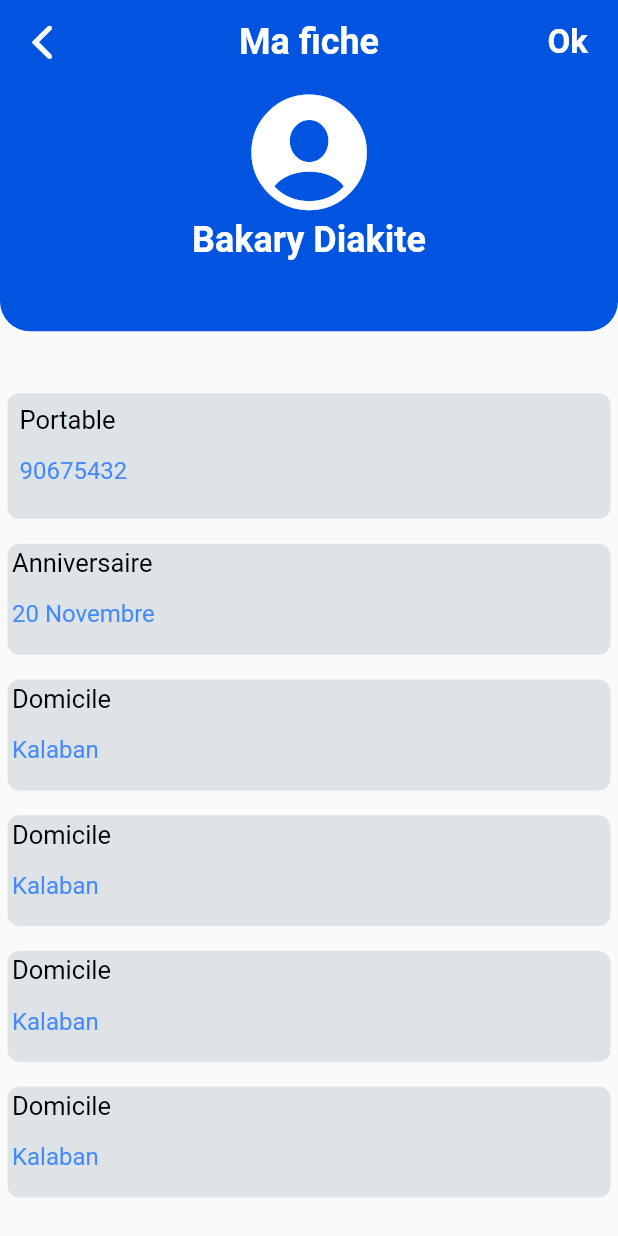
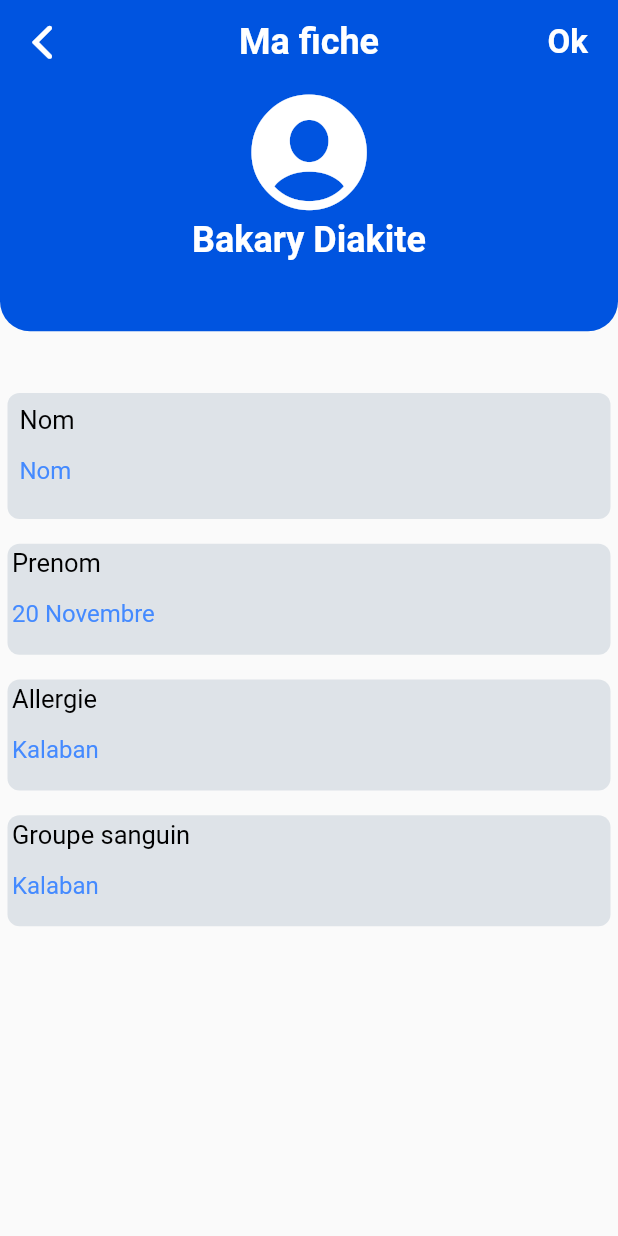
Before and after one commit to devBakary/Urgence-Frontend, a Flutter app: the MaFiche screen opened directly, on a phone screen of 412 x 824 dp. Run offline on Flutter 3.47's test engine with Material 2 defaults, Android fonts, the phone set to English and light mode, and no system bars; our stand-ins replace flutter_secure_storage, geocoding, geolocator, shared_preferences, video_player; accounts and stored records are empty; network calls fail; statements that could not run were skipped.

Commit message:
ajout de la signalisation ok en partie

```diff
--- a/lib/Modele/Entite.dart
+++ b/lib/Modele/Entite.dart
@@ -1,4 +1,3 @@
-import 'package:urgence_projet/Modele/Entite.dart';
 
 class Entite{
   final int id;
@@ -24,20 +23,23 @@ class Entite{
 }
 
 class Localisation{
-  //final int id;
-  final String longitude;
-  final String latitude;
+  final int iduser;
+  final double longitude;
+  final double latitude;
+  final int id;
 
   Localisation({
-    //required this.id,
+    required this.id,
     required this.longitude,
-    required this.latitude
+    required this.latitude,
+    required this.iduser
 });
 
   factory Localisation.fromMap(Map localisationMap){
     return Localisation(
-        //id: localisationMap['id'],
+        id: localisationMap['id'],
         longitude: localisationMap['longitude'] ,
-        latitude: localisationMap['latitude']);
+        latitude: localisationMap['latitude'],
+        iduser: localisationMap['iduser']);
   }
 }
--- /dev/null
+++ b/lib/Modele/Fiche.dart
@@ -0,0 +1,23 @@
+class Fiche{
+  final int id;
+  final String nom;
+  final String prenom;
+  final String allergie;
+  final String groupe;
+
+  Fiche(
+      this.id, this.nom, this.prenom, this.allergie, this.groupe,
+      );
+
+
+  factory Fiche.fromMap(Map ficheMap){
+    return Fiche(
+        ficheMap['id'],
+        ficheMap['nom'],
+        ficheMap['prenom'],
+        ficheMap['allergie'],
+        ficheMap['groupe']
+    );
+  }
+
+}
--- a/lib/Screen/MaFiche.dart
+++ b/lib/Screen/MaFiche.dart
@@ -1,6 +1,10 @@
 import 'package:flutter/cupertino.dart';
 import 'package:flutter/material.dart';
+import 'package:provider/provider.dart';
+import 'package:shared_preferences/shared_preferences.dart';
 import 'package:urgence_projet/Screen/Accueil.dart';
+
+import '../Modele/Contact_data.dart';
 
 class MaFiche extends StatefulWidget {
   const MaFiche({Key? key}) : super(key: key);
@@ -10,6 +14,30 @@ class MaFiche extends StatefulWidget {
 }
 
 class _MaFicheState extends State<MaFiche> {
+
+  String ficheNom = '';
+  String fichePrenom = '';
+  String ficheAllergie = '';
+  String ficheGroupe = '';
+  int usId = 0;
+
+  Future init() async {
+    final prefs = await SharedPreferences.getInstance();
+    usId = prefs.getInt('id')!;
+    print("ici");
+    print(usId);
+    print("ici");
+      setState(() {
+
+      });
+    }
+
+  @override
+  void initState(){
+    super.initState();
+    init();
+  }
+
   @override
   Widget build(BuildContext context) {
     return Scaffold(
@@ -38,6 +66,10 @@ class _MaFicheState extends State<MaFiche> {
           actions: <Widget>[
           // Premier bouton
           InkWell(
+            onTap: (){
+              Provider.of<ContactData>(context, listen: false).addFiche(ficheNom, fichePrenom, ficheAllergie, ficheGroupe, usId);
+              print('ookk');
+              },
            child:  Container(
 
                padding: const EdgeInsets.only( top: 15, right: 20),
@@ -101,14 +133,17 @@ class _MaFicheState extends State<MaFiche> {
                      child: Column(
                        crossAxisAlignment: CrossAxisAlignment.start,
                        children: [
-                         const Text("Portable",
+                         const Text("Nom",
                            style: TextStyle(fontSize: 17,
                                color: Colors.black),
                          ),
 
                          TextFormField(
+                           onChanged: (val){
+                             ficheNom = val;
+                           },
                            decoration: const InputDecoration(
-                               hintText: '90675432',
+                               hintText: 'Nom',
                                hintStyle: TextStyle(color: Colors.blueAccent),
                                border: InputBorder.none
                            ),
@@ -135,12 +170,15 @@ class _MaFicheState extends State<MaFiche> {
                      child: Column(
                        crossAxisAlignment: CrossAxisAlignment.start,
                        children: [
-                         const Text("Anniversaire",
+                         const Text("Prenom",
                            style: TextStyle(fontSize: 17,
                                color: Colors.black),
                          ),
 
                          TextFormField(
+                           onChanged: (val){
+                             fichePrenom = val;
+                           },
                            decoration: const InputDecoration(
                                hintText: '20 Novembre',
                                hintStyle: TextStyle(color: Colors.blueAccent),
@@ -169,12 +207,15 @@ class _MaFicheState extends State<MaFiche> {
                      child: Column(
                        crossAxisAlignment: CrossAxisAlignment.start,
                        children: [
-                         const Text("Domicile",
+                         const Text("Allergie",
                            style: TextStyle(fontSize: 17,
                                color: Colors.black),
                          ),
 
                          TextFormField(
+                           onChanged: (val){
+                             ficheAllergie = val;
+                           },
                            decoration: const InputDecoration(
                                hintText: 'Kalaban',
                                hintStyle: TextStyle(color: Colors.blueAccent),
@@ -204,12 +245,15 @@ class _MaFicheState extends State<MaFiche> {
                      child: Column(
                        crossAxisAlignment: CrossAxisAlignment.start,
                        children: [
-                         const Text("Domicile",
+                         const Text("Groupe sanguin",
                            style: TextStyle(fontSize: 17,
                                color: Colors.black),
                          ),
 
                          TextFormField(
+                           onChanged: (val){
+                             ficheGroupe= val;
+                           },
                            decoration: const InputDecoration(
                                hintText: 'Kalaban',
                                hintStyle: TextStyle(color: Colors.blueAccent),
@@ -221,75 +265,6 @@ class _MaFicheState extends State<MaFiche> {
                    ),
                  ),
 
-
-                 SizedBox(
-                   height: MediaQuery.of(context).size.height * .02,
-                 ),
-                 //Container pour le domicile
-                 Padding(
-                   padding: const EdgeInsets.only(left: 5, right: 5),
-                   child: Container(
-                     width: double.infinity,
-                     padding: EdgeInsets.all(3),
-                     decoration: const BoxDecoration(
-                         color: Color(0xFFDEE3E8),
-                         borderRadius: BorderRadius.all(Radius.circular(8.0),
-                         )
-                     ),
-                     child: Column(
-                       crossAxisAlignment: CrossAxisAlignment.start,
-                       children: [
-                         const Text("Domicile",
-                           style: TextStyle(fontSize: 17,
-                               color: Colors.black),
-                         ),
-
-                         TextFormField(
-                           decoration: const InputDecoration(
-                               hintText: 'Kalaban',
-                               hintStyle: TextStyle(color: Colors.blueAccent),
-                               border: InputBorder.none
-                           ),
-                         ),
-                       ],
-                     ),
-                   ),
-                 ),
-
-
-                 SizedBox(
-                   height: MediaQuery.of(context).size.height * .02,
-                 ),
-                 //Container pour le domicile
-                 Padding(
-                   padding: const EdgeInsets.only(left: 5, right: 5),
-                   child: Container(
-                     width: double.infinity,
-                     padding: EdgeInsets.all(3),
-                     decoration: const BoxDecoration(
-                         color: Color(0xFFDEE3E8),
-                         borderRadius: BorderRadius.all(Radius.circular(8.0),
-                         )
-                     ),
-                     child: Column(
-                       crossAxisAlignment: CrossAxisAlignment.start,
-                       children: [
-                         const Text("Domicile",
-                           style: TextStyle(fontSize: 17,
-                               color: Colors.black),
-                         ),
-
-                         TextFormField(
-                           decoration: const InputDecoration(
-                               hintText: 'Kalaban',
-                               hintStyle: TextStyle(color: Colors.blueAccent),
-                               border: InputBorder.none
-                           ),
-                         ),
-                       ],
-                     ),
-                   ),
-                 ),
                  //=============================================
 
                  SizedBox(
--- /dev/null
+++ b/lib/Service/FicheService.dart
@@ -0,0 +1,42 @@
+
+
+import 'dart:convert';
+
+import 'package:shared_preferences/shared_preferences.dart';
+
+import '../Modele/Fiche.dart';
+import 'globals.dart';
+import 'package:http/http.dart' as http;
+
+class FichesServices{
+
+  var id;
+
+  get()async{
+    final prefs = await SharedPreferences.getInstance();
+    id = prefs.getInt('id')!;
+  }
+
+  // ===== methode pour l'ajout des contact de l'utilisateur =========================
+  static Future<Fiche> addFiche(String nom, String prenom, String allergie, String groupe, int id) async{
+    Map data = {
+      "nom": nom,
+      "prenom": prenom,
+      "email": allergie,
+      "numero": groupe
+    };
+
+    var body = jsonEncode(data);
+    var url = Uri.parse(baseURL + "/fiche/creer/$id");
+
+    http.Response response = await http.post(url,
+        headers: headers,
+        body: body
+    );
+    Map responseMap = jsonDecode(response.body);
+
+    Fiche fiche = Fiche.fromMap(responseMap);
+    print('c moi');
+    return fiche;
+  }
+}
--- /dev/null
+++ b/lib/global.dart
@@ -0,0 +1,6 @@
+import 'package:shared_preferences/shared_preferences.dart';
+
+int usID = 0;
+
+var lon ;
+var lat;
```
Also changed, not shown: lib/Modele/Contact_data.dart (+16 -3 lines), lib/Screen/Appel.dart (+0 -41 lines), lib/Screen/Entite_affichage.dart (+16 -19 lines), lib/Screen/test.dart (+20 -1 lines), lib/Service/ContactService.dart (+12 -7 lines).
